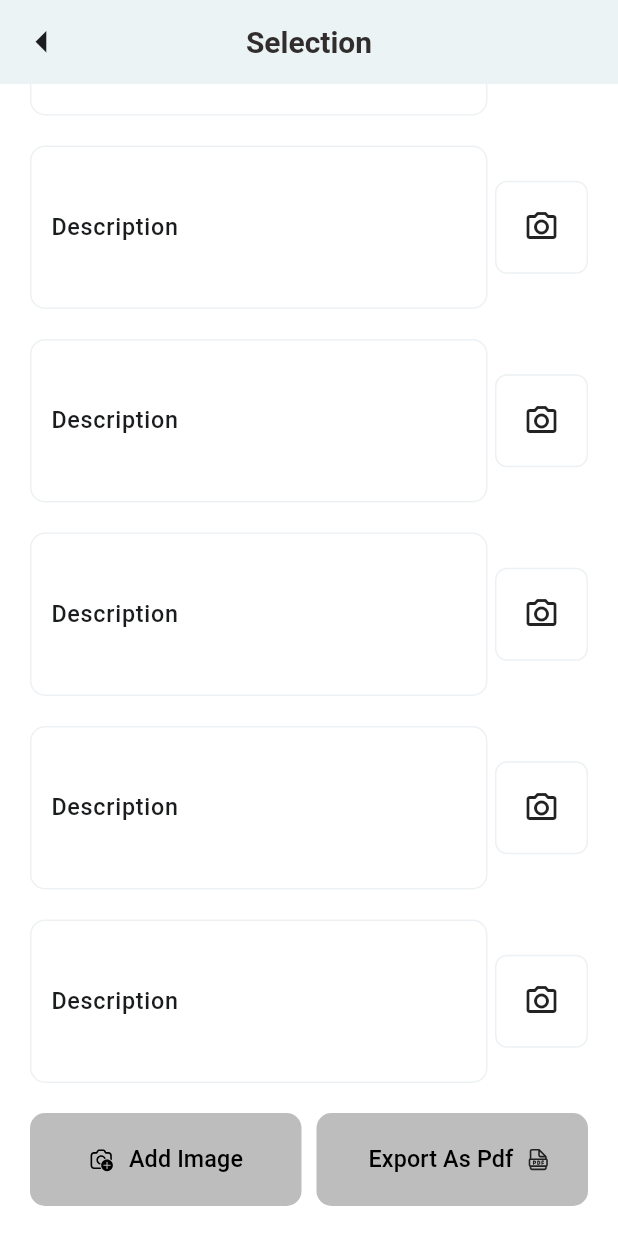
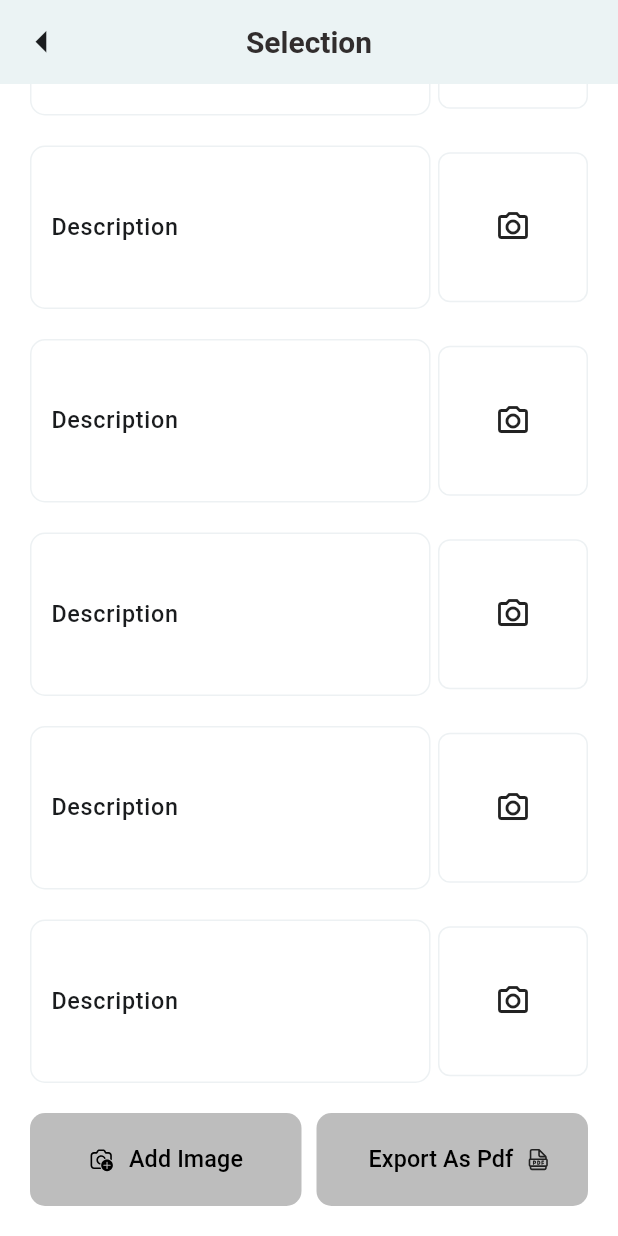
Before and after one commit to Priyankak512/Alekha_app, a Flutter app: the SelectionScreen screen opened directly, scrolled down 932 dp, on a phone screen of 412 x 824 dp. Run offline on Flutter 3.47's test engine with Material 3 defaults, Android fonts, the phone set to English and light mode, and no system bars; our stand-ins replace bot_toast, curved_navigation_bar, flutter_form_builder, flutter_native_contact_picker, flutter_svg, form_builder_validators and 6 more; missing offline and left inert: mesh_gradient, syncfusion_flutter_pdf; accounts and stored records are empty; Roboto replaces fonts that are missing (GOTHICB); project files that could hold a hidden picture were left out.

Commit message:
selection screen in design change

```diff
--- a/lib/screens/selection_module/selection_screen.dart
+++ b/lib/screens/selection_module/selection_screen.dart
@@ -1068,6 +1068,7 @@ class _SelectionScreenState extends State<SelectionScreen> {
     }
 
     // --- Image + Description (single box)
+
     pw.Widget _buildImageWithDescription(int index) {
       if (index >= _images.length && index >= descriptions.length) {
         return pw.SizedBox();
@@ -1079,24 +1080,31 @@ class _SelectionScreenState extends State<SelectionScreen> {
 
       return pw.Expanded(
         child: pw.Column(
-          crossAxisAlignment: pw.CrossAxisAlignment.start,
+          mainAxisAlignment: pw.MainAxisAlignment.start,
+          crossAxisAlignment: pw.CrossAxisAlignment.center, // ✅ center align
           children: [
             if (imageFile != null)
-              pw.ClipRRect(
-                horizontalRadius: 12,
-                verticalRadius: 12,
-                child: pw.Image(
-                  pw.MemoryImage(imageFile.readAsBytesSync()),
-                  fit: pw.BoxFit.contain,
-                  height: 200,
+              pw.Container(
+                alignment: pw.Alignment.center,
+                child: pw.ClipRRect(
+                  horizontalRadius: 12,
+                  verticalRadius: 12,
+                  child: pw.Image(
+                    pw.MemoryImage(imageFile.readAsBytesSync()),
+                    fit: pw.BoxFit.contain,
+                    height: 240,
+                  ),
                 ),
               ),
             if (description.isNotEmpty) ...[
               pw.SizedBox(height: 6),
-              pw.Padding(
-                padding: const pw.EdgeInsets.symmetric(vertical: 4,horizontal: 30),
+              pw.Container(
+                alignment: pw.Alignment.center,
+                padding: const pw.EdgeInsets.symmetric(horizontal: 15),
                 child: pw.Text(
                   description,
+                  maxLines: 8,
+                  // overflow: pw.TextOverflow.ellips,
                   style: const pw.TextStyle(fontSize: 10),
                   textAlign: pw.TextAlign.center,
                 ),
@@ -1106,6 +1114,45 @@ class _SelectionScreenState extends State<SelectionScreen> {
         ),
       );
     }
+
+    // pw.Widget _buildImageWithDescription(int index) {
+    //   if (index >= _images.length && index >= descriptions.length) {
+    //     return pw.SizedBox();
+    //   }
+
+    //   final File? imageFile = index < _images.length ? _images[index] : null;
+    //   final String description =
+    //       index < descriptions.length ? descriptions[index] : "";
+
+    //   return pw.Expanded(
+    //     child: pw.Column(
+    //       crossAxisAlignment: pw.CrossAxisAlignment.start,
+    //       children: [
+    //         if (imageFile != null)
+    //           pw.ClipRRect(
+    //             horizontalRadius: 12,
+    //             verticalRadius: 12,
+    //             child: pw.Image(
+    //               pw.MemoryImage(imageFile.readAsBytesSync()),
+    //               fit: pw.BoxFit.contain,
+    //               height: 200,
+    //             ),
+    //           ),
+    //         if (description.isNotEmpty) ...[
+    //           pw.SizedBox(height: 6),
+    //           pw.Padding(
+    //             padding: const pw.EdgeInsets.symmetric(vertical: 4,horizontal: 30),
+    //             child: pw.Text(
+    //               description,
+    //               style: const pw.TextStyle(fontSize: 10),
+    //               textAlign: pw.TextAlign.start,
+    //             ),
+    //           ),
+    //         ]
+    //       ],
+    //     ),
+    //   );
+    // }
 
     // ✅ केवल non-empty descriptions count करो
     final nonEmptyDescriptions =
@@ -1151,21 +1198,21 @@ class _SelectionScreenState extends State<SelectionScreen> {
                     ],
                   ),
                 ),
-                pw.UrlLink(
-                  destination:
-                      "https://drive.google.com/file/d/1P_2TqdiB-DCNpGdnzNHFniVyr3EPv0J5/view?usp=sharing",
-                  child: pw.Container(
-                    width: double.infinity,
-                    height: 15,
-                    decoration: pw.BoxDecoration(
-                      image: pw.DecorationImage(
-                        image:
-                            pw.MemoryImage(offerLetterFooterProfileLinkImage),
-                        fit: pw.BoxFit.fitWidth,
-                      ),
-                    ),
-                  ),
-                ),
+                // pw.UrlLink(
+                //   destination:
+                //       "https://drive.google.com/file/d/1P_2TqdiB-DCNpGdnzNHFniVyr3EPv0J5/view?usp=sharing",
+                //   child: pw.Container(
+                //     width: double.infinity,
+                //     height: 15,
+                //     decoration: pw.BoxDecoration(
+                //       image: pw.DecorationImage(
+                //         image:
+                //             pw.MemoryImage(offerLetterFooterProfileLinkImage),
+                //         fit: pw.BoxFit.fitWidth,
+                //       ),
+                //     ),
+                //   ),
+                // ),
 
                 /// Full width divider
                 pw.Divider(
@@ -1405,8 +1452,9 @@ class _SelectionScreenState extends State<SelectionScreen> {
                       ),
                       PickHeightAndWidth.width5,
                       Container(
+                        height: 100, width: 100,
                         padding: const EdgeInsets.symmetric(
-                            horizontal: 5, vertical: 5),
+                            horizontal: 8, vertical: 8),
                         decoration: BoxDecoration(
                           borderRadius:
                               const BorderRadius.all(Radius.circular(8)),
@@ -1444,8 +1492,9 @@ class _SelectionScreenState extends State<SelectionScreen> {
                       ),
                       PickHeightAndWidth.width5,
                       Container(
+                        height: 100, width: 100,
                         padding: const EdgeInsets.symmetric(
-                            horizontal: 10, vertical: 10),
+                            horizontal: 8, vertical: 8),
                         decoration: BoxDecoration(
                           borderRadius:
                               const BorderRadius.all(Radius.circular(8)),
@@ -1483,8 +1532,9 @@ class _SelectionScreenState extends State<SelectionScreen> {
                       ),
                       PickHeightAndWidth.width5,
                       Container(
+                        height: 100, width: 100,
                         padding: const EdgeInsets.symmetric(
-                            horizontal: 10, vertical: 10),
+                            horizontal: 8, vertical: 8),
                         decoration: BoxDecoration(
                           borderRadius:
                               const BorderRadius.all(Radius.circular(8)),
@@ -1522,8 +1572,9 @@ class _SelectionScreenState extends State<SelectionScreen> {
                       ),
                       PickHeightAndWidth.width5,
                       Container(
+                        height: 100, width: 100,
                         padding: const EdgeInsets.symmetric(
-                            horizontal: 10, vertical: 10),
+                            horizontal: 8, vertical: 8),
                         decoration: BoxDecoration(
                           borderRadius:
                               const BorderRadius.all(Radius.circular(8)),
@@ -1561,8 +1612,9 @@ class _SelectionScreenState extends State<SelectionScreen> {
                       ),
                       PickHeightAndWidth.width5,
                       Container(
+                        height: 100, width: 100,
                         padding: const EdgeInsets.symmetric(
-                            horizontal: 10, vertical: 10),
+                            horizontal: 8, vertical: 8),
                         decoration: BoxDecoration(
                           borderRadius:
                               const BorderRadius.all(Radius.circular(8)),
@@ -1600,8 +1652,9 @@ class _SelectionScreenState extends State<SelectionScreen> {
                       ),
                       PickHeightAndWidth.width5,
                       Container(
+                        height: 100, width: 100,
                         padding: const EdgeInsets.symmetric(
-                            horizontal: 10, vertical: 10),
+                            horizontal: 8, vertical: 8),
                         decoration: BoxDecoration(
                           borderRadius:
                               const BorderRadius.all(Radius.circular(8)),
@@ -1639,8 +1692,9 @@ class _SelectionScreenState extends State<SelectionScreen> {
                       ),
                       PickHeightAndWidth.width5,
                       Container(
+                        height: 100, width: 100,
                         padding: const EdgeInsets.symmetric(
-                            horizontal: 10, vertical: 10),
+                            horizontal: 8, vertical: 8),
                         decoration: BoxDecoration(
                           borderRadius:
                               const BorderRadius.all(Radius.circular(8)),
@@ -1678,8 +1732,9 @@ class _SelectionScreenState extends State<SelectionScreen> {
                       ),
                       PickHeightAndWidth.width5,
                       Container(
+                        height: 100, width: 100,
                         padding: const EdgeInsets.symmetric(
-                            horizontal: 10, vertical: 10),
+                            horizontal: 8, vertical: 8),
                         decoration: BoxDecoration(
                           borderRadius:
                               const BorderRadius.all(Radius.circular(8)),
--- a/lib/widget/common_image_picker.dart
+++ b/lib/widget/common_image_picker.dart
@@ -2,12 +2,10 @@ import 'dart:io';
 
 import 'package:alekha/constant/colors.dart';
 import 'package:alekha/constant/get_platform.dart';
-import 'package:alekha/constant/images_route.dart';
 import 'package:alekha/services/general_helper.dart';
 import 'package:alekha/constant/image_picker_helper.dart';
 import 'package:flutter/material.dart';
 import 'package:flutter_form_builder/flutter_form_builder.dart';
-import 'package:flutter_svg/svg.dart';
 
 import 'package:form_builder_validators/form_builder_validators.dart';
 import 'package:image_picker/image_picker.dart';
@@ -52,8 +50,6 @@ class _ImagePickerControlState extends State<ImagePickerControl> {
             print("============My Value===${field.value ?? []}============");
 
             return Center(
-              child: Padding(
-                padding: const EdgeInsets.all(8.0),
               child: InkWell(
                 focusColor: Colors.transparent,
                 hoverColor: Colors.transparent,
@@ -86,7 +82,7 @@ class _ImagePickerControlState extends State<ImagePickerControl> {
                           // constraints:
                           //     BoxConstraints(maxHeight: 120, maxWidth: 120),
                           decoration: BoxDecoration(
-                              shape: BoxShape.circle,
+                            // shape: BoxShape.circle,
                             color: widget.bgColor ?? PickColors.whiteColor,
                           ),
                           child: const Icon(Icons.camera_alt_outlined))
@@ -95,9 +91,9 @@ class _ImagePickerControlState extends State<ImagePickerControl> {
                           children: [
                             Container(
                               constraints: const BoxConstraints(
-                                    maxHeight: 120, maxWidth: 120),
+                                  maxHeight: 80, maxWidth: 80),
                               decoration: BoxDecoration(
-                                    shape: BoxShape.circle,
+                                  // shape: BoxShape.circle,
                                   image: DecorationImage(
                                     image: checkPlatForm(
                                                 context: context,
@@ -144,7 +140,6 @@ class _ImagePickerControlState extends State<ImagePickerControl> {
                         ),
                 ),
               ),
-              ),
             );
           });
     });
```
Lines whose indentation alone changed are shown as unchanged.
